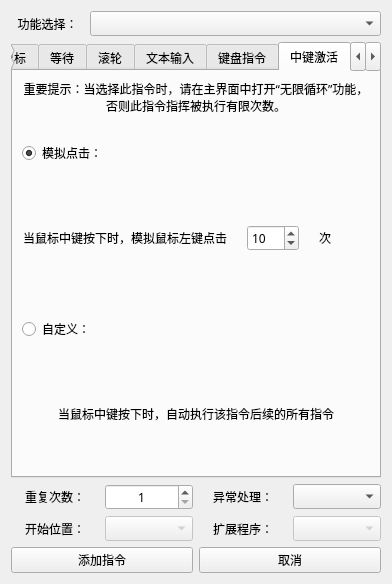
Qt form 窗体/navigation.ui (FsterThanLight/automatic_clicker_2) before a commit.
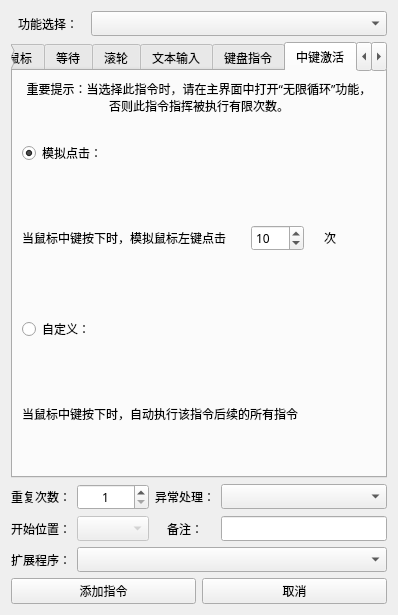
The same form after that commit. The open tabs and pages were chosen to show the change. Icons and pictures are not drawn.

Commit message: 2023年5月27日21:28:54 加入执行扩展程序功能

Diff of the .ui file:
```diff
--- a/窗体/navigation.ui
+++ b/窗体/navigation.ui
@@ -6,8 +6,8 @@
    <rect>
     <x>0</x>
     <y>0</y>
-    <width>392</width>
-    <height>500</height>
+    <width>398</width>
+    <height>524</height>
    </rect>
   </property>
   <property name="font">
@@ -1056,7 +1056,7 @@
                 <string>当鼠标中键按下时，模拟鼠标左键点击</string>
                </property>
                <property name="alignment">
-                <set>Qt::AlignRight|Qt::AlignTrailing|Qt::AlignVCenter</set>
+                <set>Qt::AlignLeading|Qt::AlignLeft|Qt::AlignVCenter</set>
                </property>
                <property name="wordWrap">
                 <bool>true</bool>
@@ -1108,7 +1108,7 @@
               <string>当鼠标中键按下时，自动执行该指令后续的所有指令</string>
              </property>
              <property name="alignment">
-              <set>Qt::AlignCenter</set>
+              <set>Qt::AlignLeading|Qt::AlignLeft|Qt::AlignVCenter</set>
              </property>
              <property name="wordWrap">
               <bool>true</bool>
@@ -1324,6 +1324,36 @@
    </item>
    <item>
     <layout class="QGridLayout" name="gridLayout_5">
+     <item row="1" column="1">
+      <widget class="QComboBox" name="comboBox_10">
+       <property name="enabled">
+        <bool>false</bool>
+       </property>
+      </widget>
+     </item>
+     <item row="2" column="1" colspan="3">
+      <widget class="QComboBox" name="comboBox_11">
+       <property name="enabled">
+        <bool>true</bool>
+       </property>
+       <property name="frame">
+        <bool>true</bool>
+       </property>
+      </widget>
+     </item>
+     <item row="0" column="3">
+      <widget class="QComboBox" name="comboBox_9"/>
+     </item>
+     <item row="0" column="2">
+      <widget class="QLabel" name="label_33">
+       <property name="text">
+        <string>异常处理：</string>
+       </property>
+       <property name="alignment">
+        <set>Qt::AlignCenter</set>
+       </property>
+      </widget>
+     </item>
      <item row="0" column="0">
       <widget class="QLabel" name="label_21">
        <property name="text">
@@ -1334,6 +1364,9 @@
        </property>
       </widget>
      </item>
+     <item row="1" column="3">
+      <widget class="QLineEdit" name="lineEdit_5"/>
+     </item>
      <item row="0" column="1">
       <widget class="QSpinBox" name="spinBox">
        <property name="alignment">
@@ -1347,6 +1380,26 @@
        </property>
       </widget>
      </item>
+     <item row="2" column="0">
+      <widget class="QLabel" name="label_35">
+       <property name="text">
+        <string>扩展程序：</string>
+       </property>
+       <property name="alignment">
+        <set>Qt::AlignCenter</set>
+       </property>
+      </widget>
+     </item>
+     <item row="1" column="2">
+      <widget class="QLabel" name="label_49">
+       <property name="text">
+        <string>备注：</string>
+       </property>
+       <property name="alignment">
+        <set>Qt::AlignCenter</set>
+       </property>
+      </widget>
+     </item>
      <item row="1" column="0">
       <widget class="QLabel" name="label_34">
        <property name="text">
@@ -1357,43 +1410,6 @@
        </property>
       </widget>
      </item>
-     <item row="1" column="2">
-      <widget class="QLabel" name="label_35">
-       <property name="text">
-        <string>扩展程序：</string>
-       </property>
-       <property name="alignment">
-        <set>Qt::AlignCenter</set>
-       </property>
-      </widget>
-     </item>
-     <item row="1" column="3">
-      <widget class="QComboBox" name="comboBox_11">
-       <property name="enabled">
-        <bool>false</bool>
-       </property>
-      </widget>
-     </item>
-     <item row="0" column="2">
-      <widget class="QLabel" name="label_33">
-       <property name="text">
-        <string>异常处理：</string>
-       </property>
-       <property name="alignment">
-        <set>Qt::AlignCenter</set>
-       </property>
-      </widget>
-     </item>
-     <item row="1" column="1">
-      <widget class="QComboBox" name="comboBox_10">
-       <property name="enabled">
-        <bool>false</bool>
-       </property>
-      </widget>
-     </item>
-     <item row="0" column="3">
-      <widget class="QComboBox" name="comboBox_9"/>
-     </item>
     </layout>
    </item>
    <item>
```
The commit also changes 8 other files.
